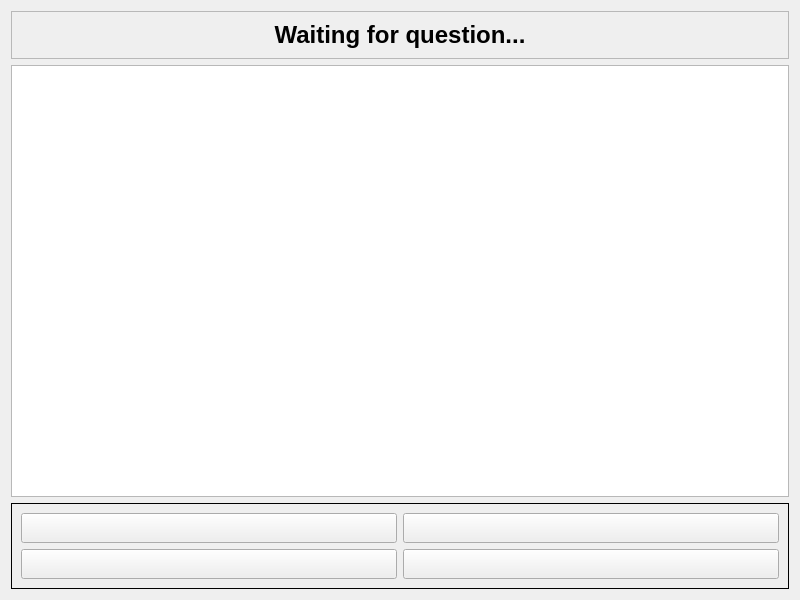
Before: the Qt Designer form PySource/Widgets/the_expanse.ui in CorruptedBrainn/The-VALUE, drawn with Qt 5.
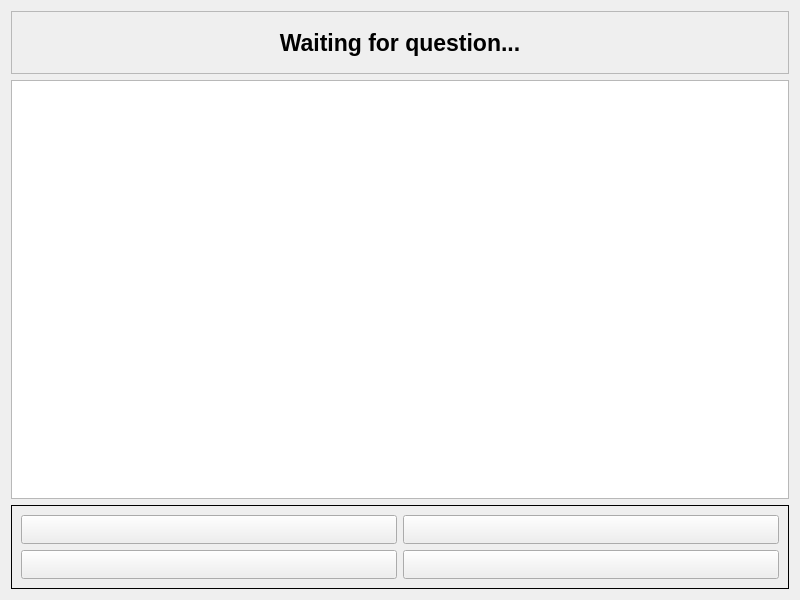
After: the same form once the commit is applied.

```diff
--- a/PySource/Widgets/the_expanse.ui
+++ b/PySource/Widgets/the_expanse.ui
@@ -13,7 +13,7 @@
   <property name="windowTitle">
    <string>Form</string>
   </property>
-  <layout class="QVBoxLayout" name="verticalLayout" stretch="1,10,2">
+  <layout class="QVBoxLayout" name="verticalLayout" stretch="3,20,4">
    <item>
     <widget class="QFrame" name="frame">
      <property name="frameShape">
@@ -27,7 +27,7 @@
        <widget class="QLabel" name="questionLabel">
         <property name="font">
          <font>
-          <pointsize>18</pointsize>
+          <pointsize>17</pointsize>
           <bold>true</bold>
          </font>
         </property>
@@ -63,6 +63,12 @@
            <verstretch>0</verstretch>
           </sizepolicy>
          </property>
+         <property name="font">
+          <font>
+           <pointsize>12</pointsize>
+           <bold>true</bold>
+          </font>
+         </property>
          <property name="text">
           <string/>
          </property>
@@ -76,6 +82,12 @@
            <verstretch>0</verstretch>
           </sizepolicy>
          </property>
+         <property name="font">
+          <font>
+           <pointsize>12</pointsize>
+           <bold>true</bold>
+          </font>
+         </property>
          <property name="text">
           <string/>
          </property>
@@ -89,6 +101,12 @@
            <verstretch>0</verstretch>
           </sizepolicy>
          </property>
+         <property name="font">
+          <font>
+           <pointsize>12</pointsize>
+           <bold>true</bold>
+          </font>
+         </property>
          <property name="text">
           <string/>
          </property>
@@ -102,6 +120,12 @@
            <verstretch>0</verstretch>
           </sizepolicy>
          </property>
+         <property name="font">
+          <font>
+           <pointsize>12</pointsize>
+           <bold>true</bold>
+          </font>
+         </property>
          <property name="text">
           <string/>
          </property>
```
